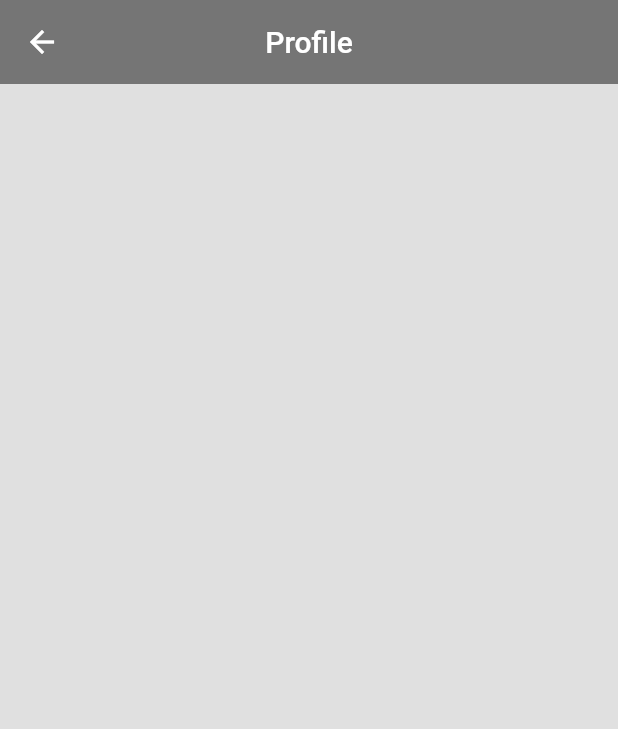
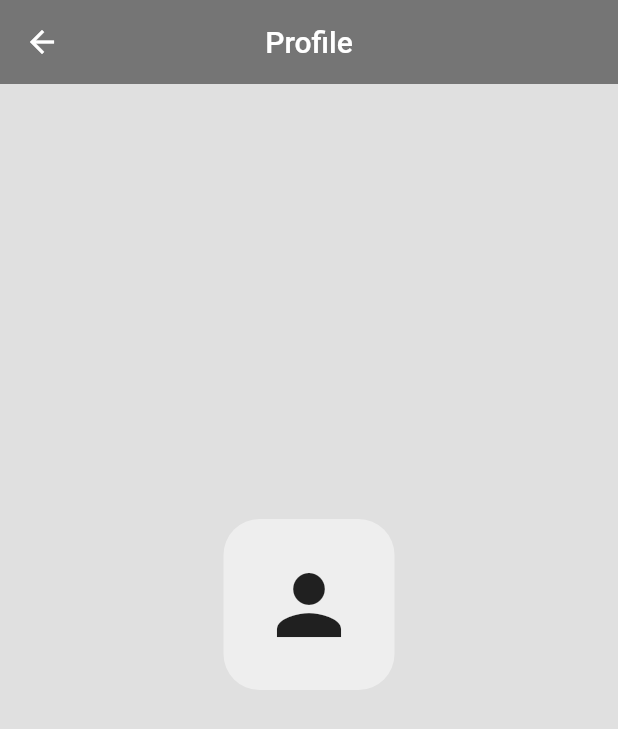
Before and after one commit to noelg-cj/Social-app, a Flutter app: the ProfilePage screen opened by its route, on a phone screen of 412 x 824 dp. Shown: the top 729 px of the screen. Run offline on Flutter 3.47's test engine with Material 2 defaults, Android fonts, the phone set to English and light mode, and no system bars; our stand-ins replace cloud_firestore, firebase_auth, firebase_core; accounts and stored records are empty.

Commit message:
Profile section updated

```diff
--- a/lib/pages/profile_page.dart
+++ b/lib/pages/profile_page.dart
@@ -42,16 +42,38 @@ class ProfilePage extends StatelessWidget {
 
             return Center(
               child: Column(
+                mainAxisAlignment: MainAxisAlignment.center,
                 children: [
-                  Text(user!['email']),
-                  Text(user!['username'])
+                  Container(
+                    decoration: BoxDecoration(
+                      color: Theme.of(context).colorScheme.primary,
+                      borderRadius: BorderRadius.circular(24)
+                    ),
+                    padding: const EdgeInsets.all(25),
+                    child: const Icon(
+                      Icons.person,
+                      size: 64
+                    ),
+                  ),
+
+                  const SizedBox(height: 25,),
+
+                  Text(
+                    user!['username'],
+                    style: TextStyle(
+                      fontSize: 24,
+                      fontWeight: FontWeight.bold
+                    )
+                  ),
+                  const SizedBox(height: 5,),
+                  Text(user['email'], style: TextStyle(color: Colors.grey[600]),)
                 ],
               ),
             );
           }
 
           else {
-            return Text("No Data");
+            return const Text("No Data");
           }
         },
       )
```
